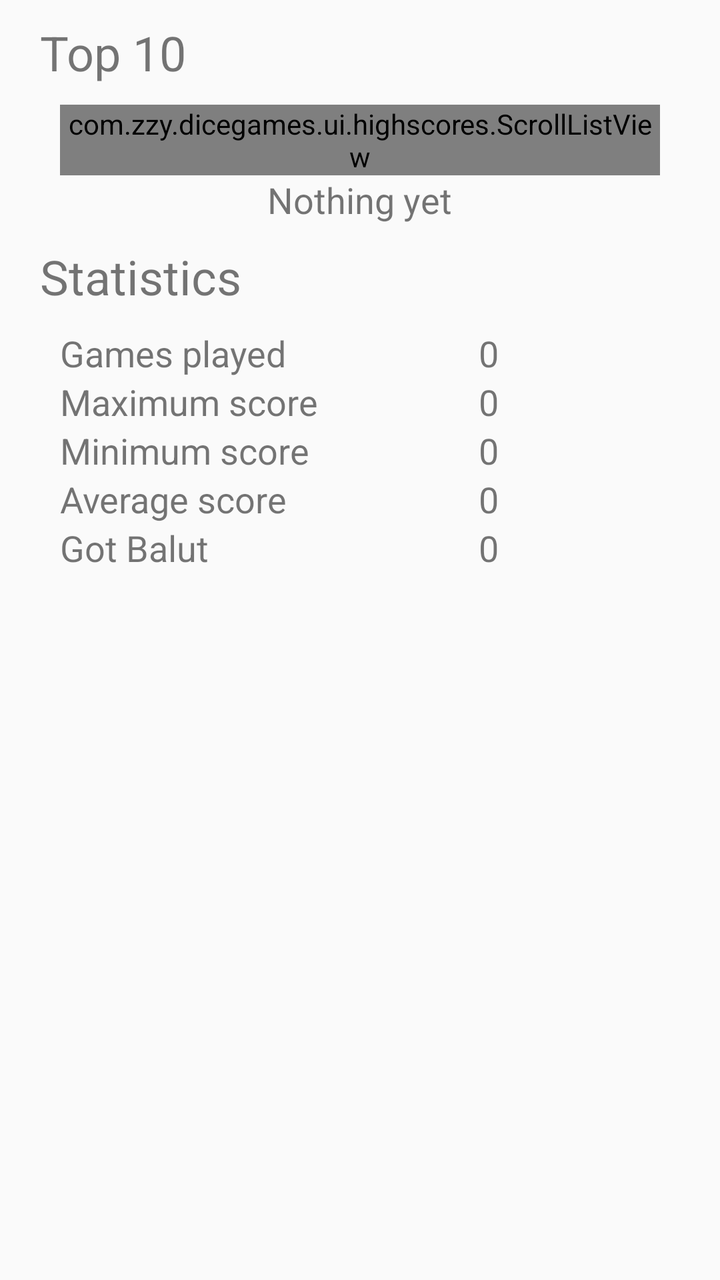
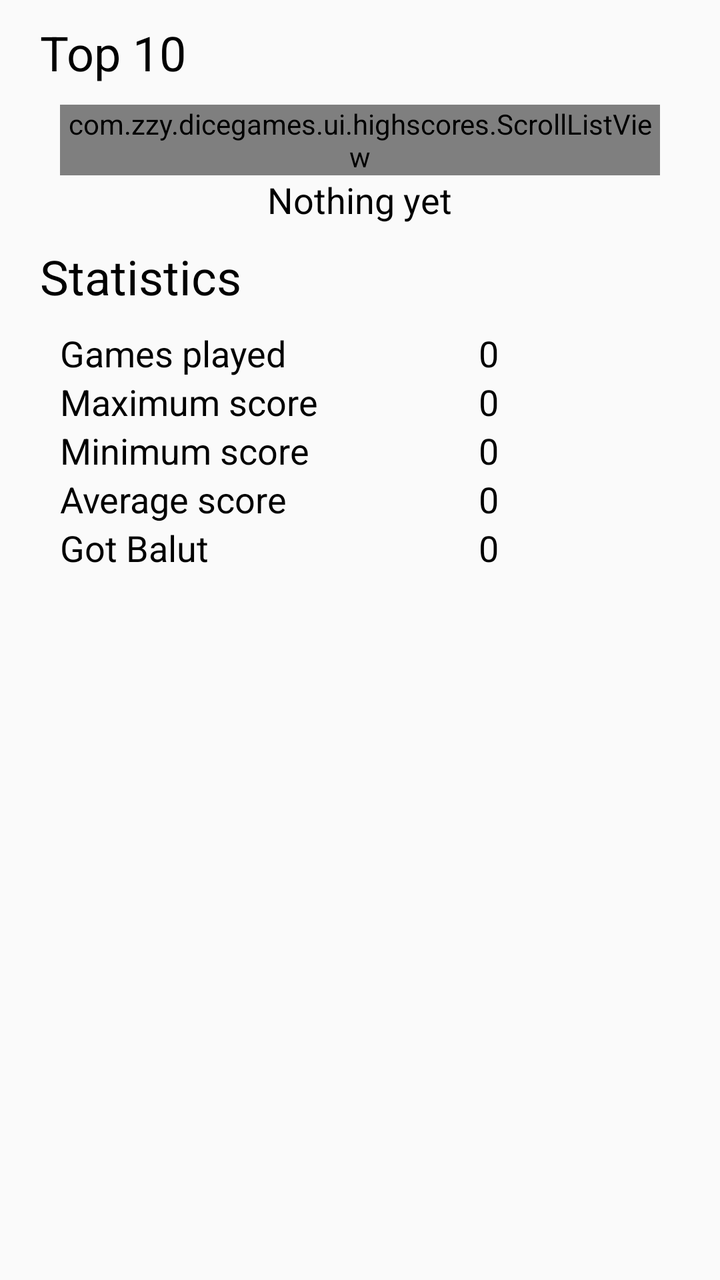

The first picture is an Android layout as it rendered before a commit; the second is the same layout after the commit. The layout source and the unified diff follow.
<!-- AndroidManifest.xml: application theme AppTheme -->
<!-- res/layout/fragment_balut_high_scores.xml -->
<?xml version="1.0" encoding="utf-8"?>
<ScrollView xmlns:android="http://schemas.android.com/apk/res/android"
    xmlns:tools="http://schemas.android.com/tools"
    android:layout_width="match_parent"
    android:layout_height="match_parent"
    tools:context=".ui.highscores.BalutHighScoresFragment">

    <LinearLayout
        android:layout_width="match_parent"
        android:layout_height="wrap_content"
        android:orientation="vertical">

        <TextView
            android:layout_width="wrap_content"
            android:layout_height="wrap_content"
            android:layout_marginStart="20sp"
            android:layout_marginTop="10sp"
            android:layout_marginBottom="10sp"
            android:text="@string/top10"
            android:textSize="24sp" />

        <com.zzy.dicegames.ui.highscores.ScrollListView
            android:id="@+id/lvHighScores"
            android:layout_width="match_parent"
            android:layout_height="wrap_content"
            android:layout_marginStart="30sp"
            android:layout_marginEnd="30sp" />

        <TextView
            android:id="@+id/tvNothing"
            android:layout_width="wrap_content"
            android:layout_height="wrap_content"
            android:layout_gravity="center_horizontal"
            android:text="@string/nothing"
            android:textSize="18sp" />

        <TextView
            android:layout_width="wrap_content"
            android:layout_height="wrap_content"
            android:layout_marginStart="20sp"
            android:layout_marginTop="10sp"
            android:layout_marginBottom="10sp"
            android:text="@string/statistics"
            android:textSize="24sp" />

        <TableLayout
            android:layout_width="match_parent"
            android:layout_height="wrap_content"
            android:layout_marginStart="30sp"
            android:layout_marginEnd="30sp"
            android:layout_marginBottom="20sp">

            <TableRow>

                <TextView
                    android:layout_width="match_parent"
                    android:layout_height="wrap_content"
                    android:layout_weight="1"
                    android:text="@string/gamesPlayed"
                    android:textSize="18sp" />

                <TextView
                    android:id="@+id/tvGamesPlayed"
                    android:layout_width="match_parent"
                    android:layout_height="wrap_content"
                    android:layout_weight="1"
                    android:text="0"
                    android:textSize="18sp" />

            </TableRow>

            <TableRow>

                <TextView
                    android:layout_width="match_parent"
                    android:layout_height="wrap_content"
                    android:layout_weight="1"
                    android:text="@string/maxScore"
                    android:textSize="18sp" />

                <TextView
                    android:id="@+id/tvMaxScore"
                    android:layout_width="match_parent"
                    android:layout_height="wrap_content"
                    android:layout_weight="1"
                    android:text="0"
                    android:textSize="18sp" />

            </TableRow>

            <TableRow>

                <TextView
                    android:layout_width="match_parent"
                    android:layout_height="wrap_content"
                    android:layout_weight="1"
                    android:text="@string/minScore"
                    android:textSize="18sp" />

                <TextView
                    android:id="@+id/tvMinScore"
                    android:layout_width="match_parent"
                    android:layout_height="wrap_content"
                    android:layout_weight="1"
                    android:text="0"
                    android:textSize="18sp" />

            </TableRow>

            <TableRow>

                <TextView
                    android:layout_width="match_parent"
                    android:layout_height="wrap_content"
                    android:layout_weight="1"
                    android:text="@string/averageScore"
                    android:textSize="18sp" />

                <TextView
                    android:id="@+id/tvAverageScore"
                    android:layout_width="match_parent"
                    android:layout_height="wrap_content"
                    android:layout_weight="1"
                    android:text="0"
                    android:textSize="18sp" />

            </TableRow>

            <TableRow>

                <TextView
                    android:layout_width="match_parent"
                    android:layout_height="wrap_content"
                    android:layout_weight="1"
                    android:text="@string/gotBalut"
                    android:textSize="18sp" />

                <TextView
                    android:id="@+id/tvGotBalut"
                    android:layout_width="match_parent"
                    android:layout_height="wrap_content"
                    android:layout_weight="1"
                    android:text="0"
                    android:textSize="18sp" />

            </TableRow>

        </TableLayout>

    </LinearLayout>

</ScrollView>
<!-- resources referenced by this layout -->
<resources>
  <string name="averageScore">Average score</string>
  <string name="gamesPlayed">Games played</string>
  <string name="gotBalut">Got Balut</string>
  <string name="maxScore">Maximum score</string>
  <string name="minScore">Minimum score</string>
  <string name="nothing">Nothing yet</string>
  <string name="statistics">Statistics</string>
  <string name="top10">Top 10</string>
  <style name="AppTheme" parent="Theme.AppCompat.Light">
          
      </style>
</resources>

<!-- the commit's change to res/layout/fragment_balut_high_scores.xml (unified diff, before → after) -->
@@ -13,9 +13,9 @@
         <TextView
             android:layout_width="wrap_content"
             android:layout_height="wrap_content"
-            android:layout_marginStart="20sp"
-            android:layout_marginTop="10sp"
-            android:layout_marginBottom="10sp"
+            android:layout_marginStart="20dp"
+            android:layout_marginTop="10dp"
+            android:layout_marginBottom="10dp"
             android:text="@string/top10"
             android:textSize="24sp" />
 
@@ -23,8 +23,8 @@
             android:id="@+id/lvHighScores"
             android:layout_width="match_parent"
             android:layout_height="wrap_content"
-            android:layout_marginStart="30sp"
-            android:layout_marginEnd="30sp" />
+            android:layout_marginStart="30dp"
+            android:layout_marginEnd="30dp" />
 
         <TextView
             android:id="@+id/tvNothing"
@@ -37,17 +37,17 @@
         <TextView
             android:layout_width="wrap_content"
             android:layout_height="wrap_content"
-            android:layout_marginStart="20sp"
-            android:layout_marginTop="10sp"
-            android:layout_marginBottom="10sp"
+            android:layout_marginStart="20dp"
+            android:layout_marginTop="10dp"
+            android:layout_marginBottom="10dp"
             android:text="@string/statistics"
             android:textSize="24sp" />
 
         <TableLayout
             android:layout_width="match_parent"
             android:layout_height="wrap_content"
-            android:layout_marginStart="30sp"
-            android:layout_marginEnd="30sp"
+            android:layout_marginStart="30dp"
+            android:layout_marginEnd="30dp"
             android:layout_marginBottom="20sp">
 
             <TableRow>
<!-- resource entries referenced after the edit -->
@@ -10,6 +10,8 @@
   <string name="top10">Top 10</string>
   <style name="AppTheme" parent="Theme.AppCompat.Light">
           
+          <item name="android:textColor">@android:color/black</item>
+          <item name="buttonStyle">@android:style/Widget.Holo.Light.Button</item>
       </style>
 </resources>
 
